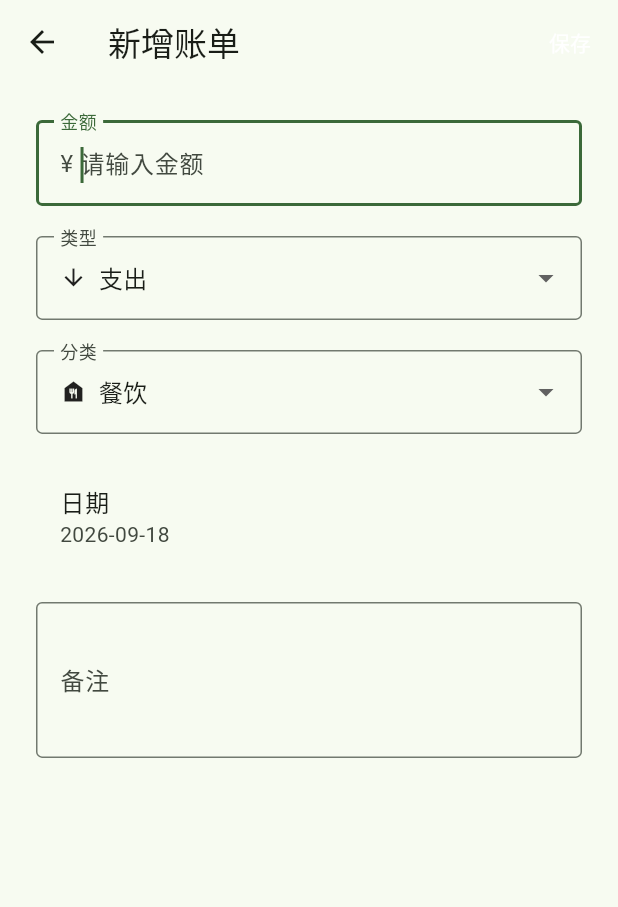
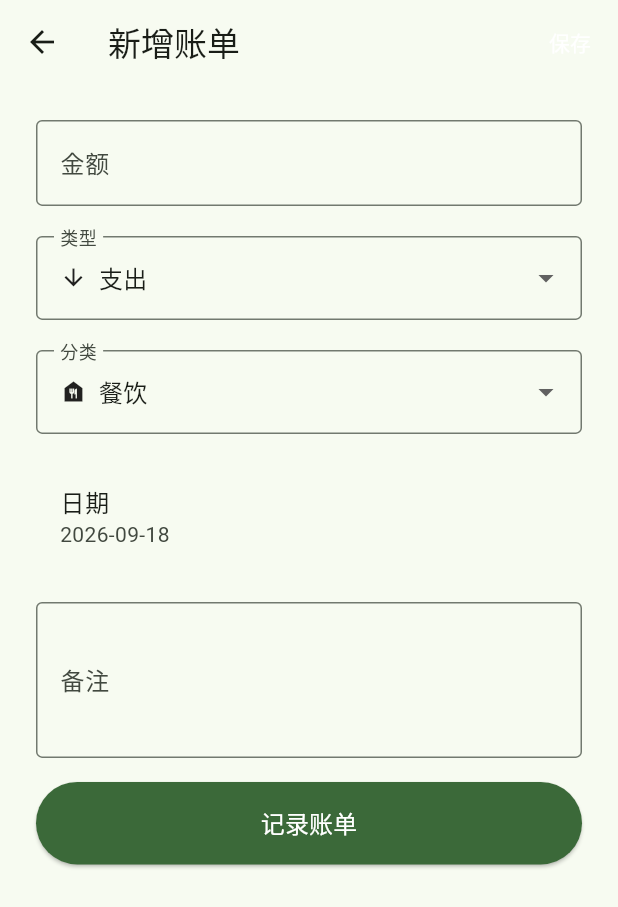
Before and after one commit to jinchao-wang/remember_app, a Flutter app: the AddEditScreen screen opened directly, on a phone screen of 412 x 824 dp. Shown: the top 907 px of the screen. Run offline on Flutter 3.47's test engine with Material 3 defaults, Android fonts, the phone set to English and light mode, and no system bars; our stand-ins replace csv, file_picker, fl_chart, sqflite; accounts and stored records are empty.

Commit message:
fix: autofocus false for keyboard dismissal, add bottom save button

```diff
--- a/lib/screens/add_edit_screen.dart
+++ b/lib/screens/add_edit_screen.dart
@@ -103,7 +103,7 @@ class _AddEditScreenState extends State<AddEditScreen> {
             TextFormField(
               controller: _amountController,
               keyboardType: const TextInputType.numberWithOptions(decimal: true),
-              autofocus: true,
+              autofocus: false,
               decoration: const InputDecoration(
                 labelText: '金额',
                 prefixText: '¥ ',
@@ -165,7 +165,23 @@ class _AddEditScreenState extends State<AddEditScreen> {
               ),
               maxLines: 3,
             ),
-            const SizedBox(height: 32),
+            const SizedBox(height: 16),
+            SizedBox(
+              width: double.infinity,
+              child: ElevatedButton(
+                onPressed: _save,
+                style: ElevatedButton.styleFrom(
+                  backgroundColor: Theme.of(context).colorScheme.primary,
+                  foregroundColor: Colors.white,
+                  padding: const EdgeInsets.symmetric(vertical: 16),
+                ),
+                child: Text(
+                  widget.transaction == null ? '记录账单' : '保存修改',
+                  style: const TextStyle(fontSize: 16),
+                ),
+              ),
+            ),
+            const SizedBox(height: 16),
           ],
         ),
       ),
```
